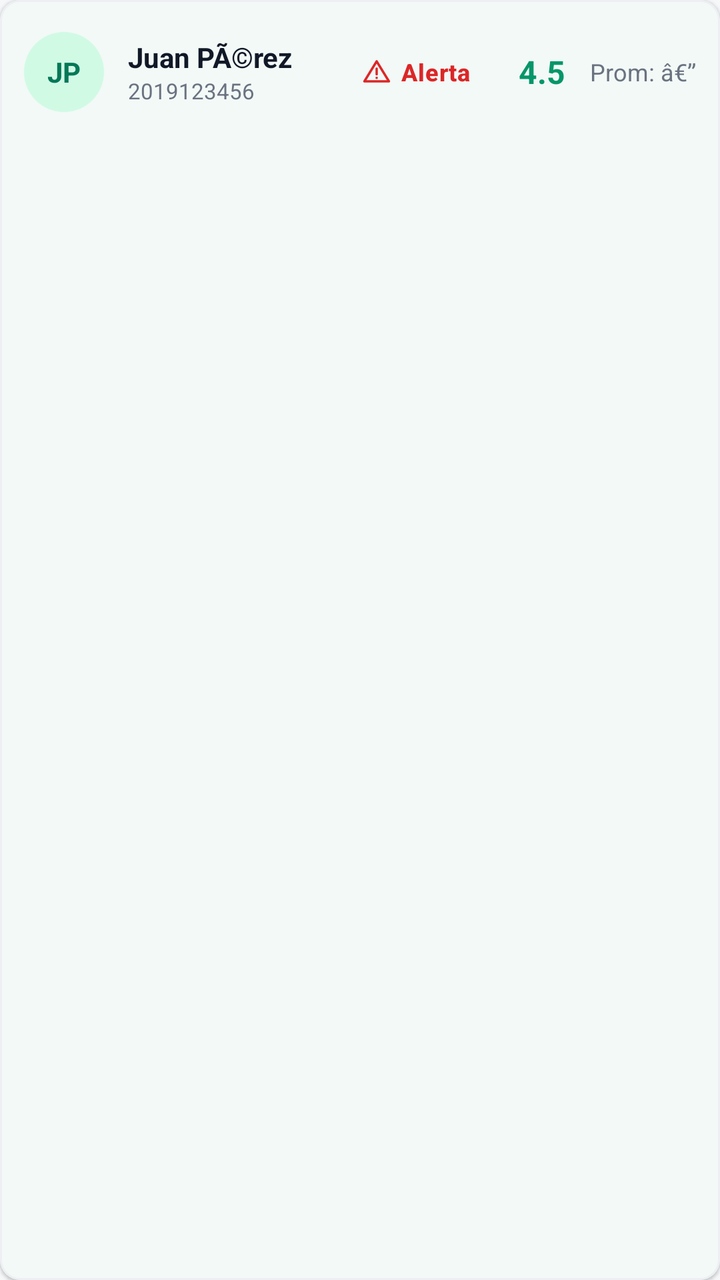
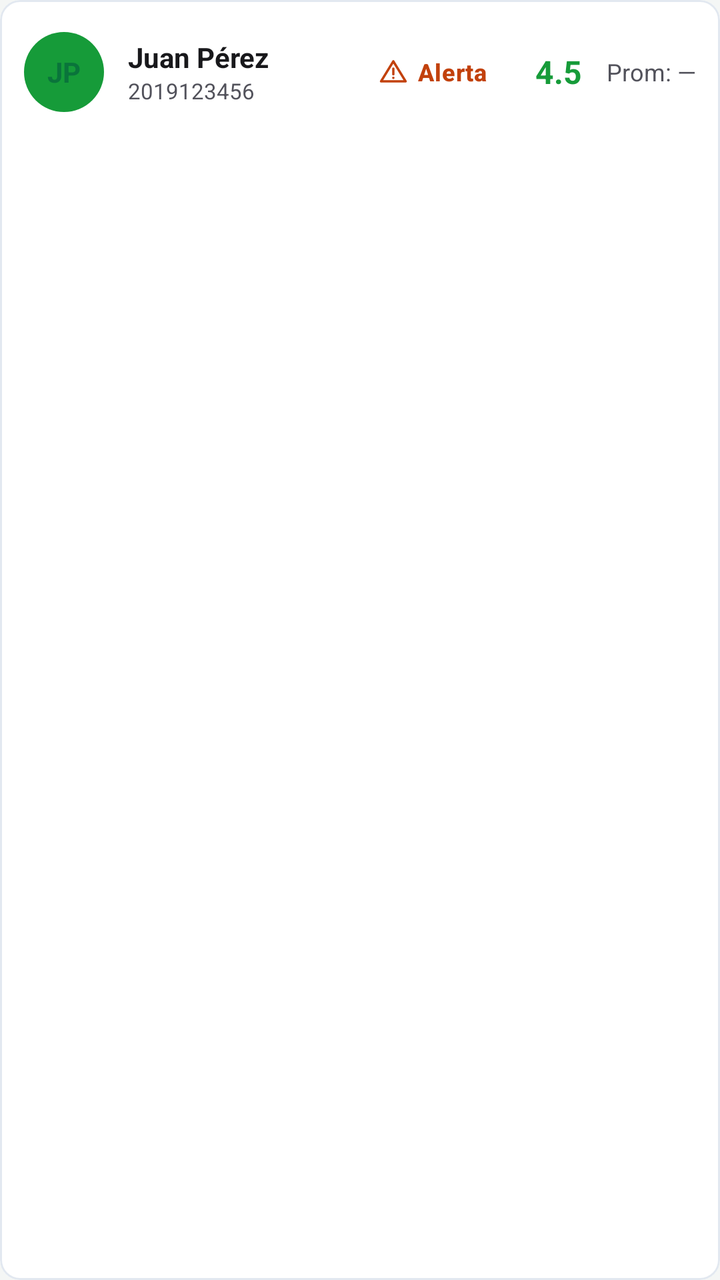

An Android layout rendered at two revisions. The XML below is the earlier revision; the diff shows what the commit changed to produce the second picture.
<!-- AndroidManifest.xml: application theme Theme.BienestarUPC -->
<!-- res/layout/item_teacher_student_card.xml -->
<?xml version="1.0" encoding="utf-8"?>
<com.google.android.material.card.MaterialCardView
    xmlns:android="http://schemas.android.com/apk/res/android"
    xmlns:app="http://schemas.android.com/apk/res-auto"
    android:layout_width="match_parent"
    android:layout_height="wrap_content"
    android:layout_marginHorizontal="16dp"
    android:layout_marginVertical="4dp"
    app:cardBackgroundColor="@color/white_card"
    app:cardCornerRadius="10dp"
    app:cardElevation="1dp">

    <LinearLayout
        android:layout_width="match_parent"
        android:layout_height="wrap_content"
        android:orientation="horizontal"
        android:padding="12dp"
        android:gravity="center_vertical">

        <TextView
            android:id="@+id/txt_iniciales"
            android:layout_width="40dp"
            android:layout_height="40dp"
            android:background="@drawable/badge_circle_green_light"
            android:gravity="center"
            android:text="@string/txt_jp"
            android:textColor="@color/green_primary_dark"
            android:textSize="14sp"
            android:textStyle="bold" />

        <LinearLayout
            android:layout_width="0dp"
            android:layout_height="wrap_content"
            android:layout_weight="1"
            android:layout_marginStart="12dp"
            android:orientation="vertical">

            <TextView
                android:id="@+id/txt_nombre"
                android:layout_width="match_parent"
                android:layout_height="wrap_content"
                android:text="@string/txt_juan_perez"
                android:textColor="@color/text_primary"
                android:textSize="14sp"
                android:textStyle="bold"
                android:maxLines="1"
                android:ellipsize="end" />

            <TextView
                android:id="@+id/txt_codigo"
                android:layout_width="wrap_content"
                android:layout_height="wrap_content"
                android:text="@string/txt_2019123456"
                android:textColor="@color/text_secondary"
                android:textSize="11sp" />
        </LinearLayout>

        <com.google.android.material.button.MaterialButton
            android:id="@+id/btn_reportar"
            style="@style/Widget.Material3.Button.TextButton"
            android:layout_width="wrap_content"
            android:layout_height="wrap_content"
            android:layout_marginEnd="4dp"
            android:insetTop="0dp"
            android:insetBottom="0dp"
            android:minWidth="0dp"
            android:minHeight="0dp"
            android:paddingHorizontal="8dp"
            android:paddingVertical="6dp"
            android:text="@string/txt_alerta"
            android:textColor="@color/risk_high_text"
            android:textSize="12sp"
            android:textStyle="bold"
            app:icon="@drawable/ic_warning"
            app:iconSize="16dp"
            app:iconTint="@color/risk_high_text" />

        <TextView
            android:id="@+id/txt_nota"
            android:layout_width="48dp"
            android:layout_height="48dp"
            android:gravity="center"
            android:text="@string/txt_4_5"
            android:textColor="@color/green_primary"
            android:textSize="16sp"
            android:textStyle="bold" />

        <TextView
            android:id="@+id/txt_promedio"
            android:layout_width="wrap_content"
            android:layout_height="wrap_content"
            android:layout_gravity="center"
            android:text="@string/txt_prom"
            android:textColor="@color/text_secondary"
            android:textSize="12sp" />
    </LinearLayout>
</com.google.android.material.card.MaterialCardView>
<!-- resources referenced by this layout -->
<resources>
  <color name="green_primary">#059669</color>
  <color name="green_primary_dark">#047857</color>
  <color name="risk_high_text">#DC2626</color>
  <color name="text_primary">#111827</color>
  <color name="text_secondary">#6B7280</color>
  <color name="white_card">#FFFFFF</color>
  <!-- drawable badge_circle_green_light (drawable) -->
  <?xml version="1.0" encoding="utf-8"?>
  <shape xmlns:android="http://schemas.android.com/apk/res/android"
      android:shape="oval">
      <solid android:color="@color/success_bg" />
  </shape>
  <string name="txt_2019123456">2019123456</string>
  <string name="txt_4_5">4.5</string>
  <string name="txt_alerta">Alerta</string>
  <string name="txt_jp">JP</string>
  <string name="txt_juan_perez">Juan PÃ©rez</string>
  <string name="txt_prom">Prom: â€”</string>
  <color name="success_bg">#D1FAE5</color>
  <color name="green_container">#D1FAE5</color>
  <color name="on_primary_container">#053B2A</color>
  <color name="teal_primary">#0D9488</color>
  <color name="teal_light">#CCFBF1</color>
  <color name="background_gray">#F6F7F9</color>
  <color name="surface_container_low">#F8FAFC</color>
  <color name="surface_container">#EFF2F5</color>
  <color name="surface_container_high">#E7EAEE</color>
  <color name="surface_container_highest">#DEE2E8</color>
  <color name="surface_outline">#C9CFD8</color>
  <color name="surface_outline_variant">#E4E7EC</color>
  <color name="error_text">#DC2626</color>
  <style name="ThemeOverlay.BienestarUPC.MaterialAlertDialog" parent="ThemeOverlay.Material3.MaterialAlertDialog">
          <item name="shapeAppearanceOverlay">@style/ShapeAppearance.BienestarUPC.Dialog</item>
          <item name="colorSecondary">@color/green_primary</item>
      </style>
  <color name="gray_medium">#9CA3AF</color>
  <color name="stroke_color">#EDEFF2</color>
  <color name="green_light">#D1FAE5</color>
  <color name="nav_background">#FFFFFF</color>
  <color name="chip_bg">#F3F4F6</color>
  <color name="chip_text">#111827</color>
  <style name="ShapeAppearance.BienestarUPC.Dialog" parent="ShapeAppearance.Material3.LargeComponent">
          <item name="cornerSize">24dp</item>
      </style>
  <style name="ShapeAppearance.BienestarUPC.Snackbar" parent="ShapeAppearance.Material3.MediumComponent">
          <item name="cornerFamily">rounded</item>
          <item name="cornerSize">14dp</item>
      </style>
  <!-- unchanged entries left out for length: 8 -->
</resources>

<!-- the commit's change to res/layout/item_teacher_student_card.xml (unified diff, before → after) -->
@@ -6,9 +6,11 @@
     android:layout_height="wrap_content"
     android:layout_marginHorizontal="16dp"
     android:layout_marginVertical="4dp"
-    app:cardBackgroundColor="@color/white_card"
+    app:cardBackgroundColor="@color/bg_surface_1"
     app:cardCornerRadius="10dp"
-    app:cardElevation="1dp">
+    app:cardElevation="0dp"
+    app:strokeWidth="1dp"
+    app:strokeColor="@color/border_surface_1">
 
     <LinearLayout
         android:layout_width="match_parent"
@@ -81,7 +83,7 @@
             android:layout_height="48dp"
             android:gravity="center"
             android:text="@string/txt_4_5"
-            android:textColor="@color/green_primary"
+            android:textColor="@color/upc_green_primary"
             android:textSize="16sp"
             android:textStyle="bold" />
 
<!-- resource entries referenced after the edit -->
@@ -1,11 +1,14 @@
 <!-- resources referenced by this layout -->
 <resources>
-  <color name="green_primary">#059669</color>
-  <color name="green_primary_dark">#047857</color>
-  <color name="risk_high_text">#DC2626</color>
-  <color name="text_primary">#111827</color>
-  <color name="text_secondary">#6B7280</color>
-  <color name="white_card">#FFFFFF</color>
+  <color name="bg_surface_1">@color/bg_surface_1_light</color>
+  <color name="border_surface_1">@color/border_surface_1_light</color>
+  <color name="green_primary">@color/upc_green_primary</color>
+  <color name="green_primary_dark">@color/upc_green_dark</color>
+  <color name="risk_high_text">@color/risk_high_text_light</color>
+  <color name="text_primary">@color/text_primary_light</color>
+  <color name="text_secondary">@color/text_secondary_light</color>
+  <color name="upc_green_primary">#169B39</color>
+  <color name="white_card">@color/bg_surface_1</color>
   <!-- drawable badge_circle_green_light (drawable) -->
   <?xml version="1.0" encoding="utf-8"?>
   <shape xmlns:android="http://schemas.android.com/apk/res/android"
@@ -16,31 +19,43 @@
   <string name="txt_4_5">4.5</string>
   <string name="txt_alerta">Alerta</string>
   <string name="txt_jp">JP</string>
-  <string name="txt_juan_perez">Juan PÃ©rez</string>
-  <string name="txt_prom">Prom: â€”</string>
-  <color name="success_bg">#D1FAE5</color>
-  <color name="green_container">#D1FAE5</color>
-  <color name="on_primary_container">#053B2A</color>
-  <color name="teal_primary">#0D9488</color>
-  <color name="teal_light">#CCFBF1</color>
-  <color name="background_gray">#F6F7F9</color>
-  <color name="surface_container_low">#F8FAFC</color>
-  <color name="surface_container">#EFF2F5</color>
-  <color name="surface_container_high">#E7EAEE</color>
-  <color name="surface_container_highest">#DEE2E8</color>
-  <color name="surface_outline">#C9CFD8</color>
-  <color name="surface_outline_variant">#E4E7EC</color>
-  <color name="error_text">#DC2626</color>
+  <string name="txt_juan_perez">Juan Pérez</string>
+  <string name="txt_prom">Prom: —</string>
+  <color name="bg_surface_1_light">#FFFFFF</color>
+  <color name="border_surface_1_light">#E2E8F0</color>
+  <color name="upc_green_dark">#0A743B</color>
+  <color name="risk_high_text_light">#C2410C</color>
+  <color name="text_primary_light">#18181B</color>
+  <color name="text_secondary_light">#52525B</color>
+  <color name="success_bg">@color/upc_green_primary</color>
+  <color name="green_container">@color/upc_green_tint_light</color>
+  <color name="on_primary_container">@color/text_primary</color>
+  <color name="teal_primary">@color/risk_low_text</color>
+  <color name="teal_light">@color/risk_low_border</color>
+  <color name="background_gray">@color/bg_canvas</color>
+  <color name="surface_container_low">@color/bg_surface_1</color>
+  <color name="surface_container">@color/bg_surface_2</color>
+  <color name="surface_container_high">@color/border_surface_1</color>
+  <color name="surface_container_highest">@color/border_surface_1</color>
+  <color name="surface_outline">@color/border_surface_1</color>
+  <color name="surface_outline_variant">@color/border_surface_1</color>
+  <color name="error_text">@color/risk_critical_text</color>
   <style name="ThemeOverlay.BienestarUPC.MaterialAlertDialog" parent="ThemeOverlay.Material3.MaterialAlertDialog">
           <item name="shapeAppearanceOverlay">@style/ShapeAppearance.BienestarUPC.Dialog</item>
           <item name="colorSecondary">@color/green_primary</item>
       </style>
-  <color name="gray_medium">#9CA3AF</color>
-  <color name="stroke_color">#EDEFF2</color>
-  <color name="green_light">#D1FAE5</color>
-  <color name="nav_background">#FFFFFF</color>
-  <color name="chip_bg">#F3F4F6</color>
-  <color name="chip_text">#111827</color>
+  <color name="upc_green_tint_light">#E8F5E9</color>
+  <color name="risk_low_text">@color/risk_low_text_light</color>
+  <color name="risk_low_border">@color/risk_low_border_light</color>
+  <color name="bg_canvas">@color/bg_canvas_light</color>
+  <color name="bg_surface_2">@color/bg_surface_2_light</color>
+  <color name="risk_critical_text">@color/risk_critical_text_light</color>
+  <color name="gray_medium">@color/text_secondary</color>
+  <color name="stroke_color">@color/border_surface_1</color>
+  <color name="green_light">@color/upc_green_light</color>
+  <color name="nav_background">@color/bg_surface_1</color>
+  <color name="chip_bg">@color/bg_surface_2</color>
+  <color name="chip_text">@color/text_primary</color>
   <style name="ShapeAppearance.BienestarUPC.Dialog" parent="ShapeAppearance.Material3.LargeComponent">
           <item name="cornerSize">24dp</item>
       </style>
@@ -48,6 +63,12 @@
           <item name="cornerFamily">rounded</item>
           <item name="cornerSize">14dp</item>
       </style>
+  <color name="risk_low_text_light">#0D9488</color>
+  <color name="risk_low_border_light">#99F6E4</color>
+  <color name="bg_canvas_light">#F4F6F5</color>
+  <color name="bg_surface_2_light">#F8FAFC</color>
+  <color name="risk_critical_text_light">#BE123C</color>
+  <color name="upc_green_light">#73C167</color>
   <!-- unchanged entries left out for length: 8 -->
 </resources>
 
